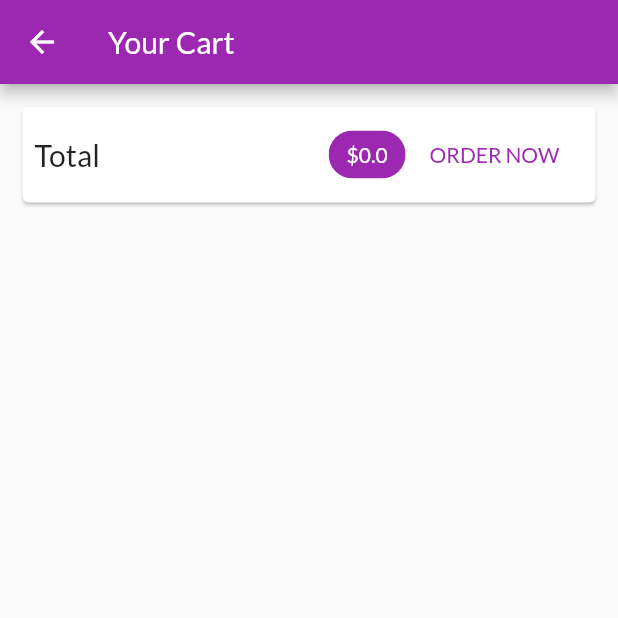
After one commit to Erakotya/Dart_Projects, a Flutter app: the CartScreen screen opened by its route, on a phone screen of 412 x 824 dp, the top half of it. The commit adds this screen. Run offline on Flutter 3.47's test engine with Material 2 defaults, Android fonts, the phone set to English and light mode, and no system bars; network calls fail.

Commit message:
cart screen with total cost

```diff
--- a/shop/lib/main.dart
+++ b/shop/lib/main.dart
@@ -1,9 +1,11 @@
 import 'package:flutter/material.dart';
+import 'package:shop/screens/cart_screen.dart';
 import './screens/products_overview_screen.dart';
 import './screens/product_detail_screen.dart';
 import './providers/products.dart';
 import 'package:provider/provider.dart';
 import './providers/cart.dart';
+import './screens/cart_screen.dart';
 
 void main() {
   runApp(MyApp());
@@ -32,6 +34,7 @@
         home: ProductsOverViewScreen(),
         routes: {
           ProductDetailScreen.routeName: (ctx) => ProductDetailScreen(),
+          CartScreen.routeName: (ctx) => CartScreen(),
         },
       ),
     );
--- a/shop/lib/providers/cart.dart
+++ b/shop/lib/providers/cart.dart
@@ -23,6 +23,14 @@
 
   int get itemCount {
     return _items.length;
+  }
+
+  double get totalAmount {
+    var total = 0.0;
+    _items.forEach((key, cartItem) {
+      total += cartItem.price * cartItem.quantity;
+    });
+    return total;
   }
 
   void addItem(
--- /dev/null
+++ b/shop/lib/screens/cart_screen.dart
@@ -0,0 +1,44 @@
+import 'package:flutter/material.dart';
+import 'package:provider/provider.dart';
+import '../providers/cart.dart';
+
+class CartScreen extends StatelessWidget {
+  static const routeName = '/cart';
+
+  @override
+  Widget build(BuildContext context) {
+    final cart = Provider.of<Cart>(context);
+    return Scaffold(
+        appBar: AppBar(
+          title: Text("Your Cart"),
+        ),
+        body: Column(children: <Widget>[
+          Card(
+              margin: EdgeInsets.all(15),
+              child: Padding(
+                padding: EdgeInsets.all(8),
+                child: Row(
+                  mainAxisAlignment: MainAxisAlignment.spaceBetween,
+                  children: <Widget>[
+                    Text("Total", style: TextStyle(fontSize: 20)),
+                    Spacer(), //gives all available space to widget above code (in this case text)
+                    Chip(
+                      label: Text(
+                        '\$${cart.totalAmount}',
+                        style: TextStyle(
+                            color:
+                                Theme.of(context).primaryTextTheme.title.color),
+                      ),
+                      backgroundColor: Theme.of(context).primaryColor,
+                    ),
+                    FlatButton(
+                      child: Text('ORDER NOW'),
+                      onPressed: () {},
+                      textColor: Theme.of(context).primaryColor,
+                    )
+                  ],
+                ),
+              ))
+        ]));
+  }
+}
--- a/shop/lib/screens/products_overview_screen.dart
+++ b/shop/lib/screens/products_overview_screen.dart
@@ -5,6 +5,7 @@
 import 'package:provider/provider.dart';
 import '../widgets/badge.dart';
 import '../providers/cart.dart';
+import './cart_screen.dart';
 
 //enums are used to assign labels to integers. In the background flutter runs numbers, but we as developers, can have an easier time woring with it
 enum FilterOptions {
@@ -58,7 +59,9 @@
             icon: Icon(
               Icons.shopping_cart,
             ),
-            onPressed: () {},
+            onPressed: () {
+              Navigator.of(context).pushNamed(CartScreen.routeName);
+            },
           ),
         )
       ]),
```
